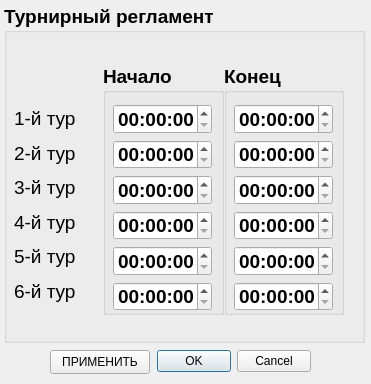
Above: reglament.ui from eu21/Log73 before the change. Below: the same form after it.
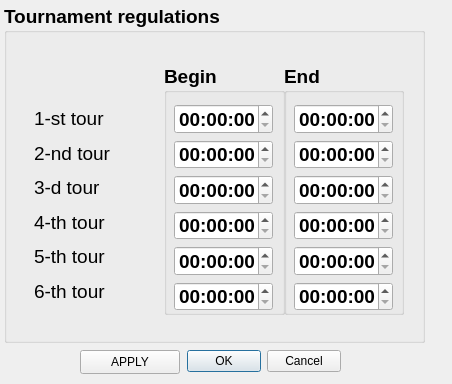
That is the form after the change.

```diff
--- a/reglament.ui
+++ b/reglament.ui
@@ -6,7 +6,7 @@
    <rect>
     <x>0</x>
     <y>0</y>
-    <width>371</width>
+    <width>452</width>
     <height>384</height>
    </rect>
   </property>
@@ -24,7 +24,7 @@
     <rect>
      <x>4</x>
      <y>4</y>
-     <width>361</width>
+     <width>421</width>
      <height>339</height>
     </rect>
    </property>
@@ -36,19 +36,19 @@
     </font>
    </property>
    <property name="title">
-    <string>Турнирный регламент</string>
+    <string>Tournament regulations</string>
    </property>
    <widget class="QGroupBox" name="groupBox_2">
     <property name="geometry">
      <rect>
-      <x>99</x>
+      <x>160</x>
       <y>60</y>
       <width>121</width>
       <height>251</height>
      </rect>
     </property>
     <property name="title">
-     <string>Начало</string>
+     <string>Begin</string>
     </property>
     <widget class="QWidget" name="layoutWidget">
      <property name="geometry">
@@ -114,14 +114,14 @@
    <widget class="QGroupBox" name="groupBox">
     <property name="geometry">
      <rect>
-      <x>220</x>
+      <x>280</x>
       <y>60</y>
       <width>120</width>
       <height>251</height>
      </rect>
     </property>
     <property name="title">
-     <string>Конец</string>
+     <string>End</string>
     </property>
     <widget class="QWidget" name="layoutWidget1">
      <property name="geometry">
@@ -187,9 +187,9 @@
    <widget class="QWidget" name="layoutWidget2">
     <property name="geometry">
      <rect>
-      <x>10</x>
+      <x>30</x>
       <y>100</y>
-      <width>81</width>
+      <width>122</width>
       <height>201</height>
      </rect>
     </property>
@@ -209,7 +209,7 @@
         <string notr="true">font: 75 14pt &quot;Ubuntu&quot;;</string>
        </property>
        <property name="text">
-        <string>1-й тур</string>
+        <string>1-st tour</string>
        </property>
       </widget>
      </item>
@@ -228,7 +228,7 @@
         <string notr="true">font: 75 14pt &quot;Ubuntu&quot;;</string>
        </property>
        <property name="text">
-        <string>2-й тур</string>
+        <string>2-nd tour</string>
        </property>
       </widget>
      </item>
@@ -247,7 +247,7 @@
         <string notr="true">font: 75 14pt &quot;Ubuntu&quot;;</string>
        </property>
        <property name="text">
-        <string>3-й тур</string>
+        <string>3-d tour</string>
        </property>
       </widget>
      </item>
@@ -266,7 +266,7 @@
         <string notr="true">font: 75 14pt &quot;Ubuntu&quot;;</string>
        </property>
        <property name="text">
-        <string>4-й тур</string>
+        <string>4-th tour</string>
        </property>
       </widget>
      </item>
@@ -285,7 +285,7 @@
         <string notr="true">font: 75 14pt &quot;Ubuntu&quot;;</string>
        </property>
        <property name="text">
-        <string>5-й тур</string>
+        <string>5-th tour</string>
        </property>
       </widget>
      </item>
@@ -304,7 +304,7 @@
         <string notr="true">font: 75 14pt &quot;Ubuntu&quot;;</string>
        </property>
        <property name="text">
-        <string>6-й тур</string>
+        <string>6-th tour</string>
        </property>
       </widget>
      </item>
@@ -314,7 +314,7 @@
   <widget class="QDialogButtonBox" name="buttonBox">
    <property name="geometry">
     <rect>
-     <x>157</x>
+     <x>187</x>
      <y>346</y>
      <width>154</width>
      <height>31</height>
@@ -330,14 +330,14 @@
   <widget class="QPushButton" name="pushButton">
    <property name="geometry">
     <rect>
-     <x>50</x>
+     <x>80</x>
      <y>350</y>
      <width>100</width>
      <height>24</height>
     </rect>
    </property>
    <property name="text">
-    <string>ПРИМЕНИТЬ</string>
+    <string>APPLY</string>
    </property>
   </widget>
  </widget>
```
